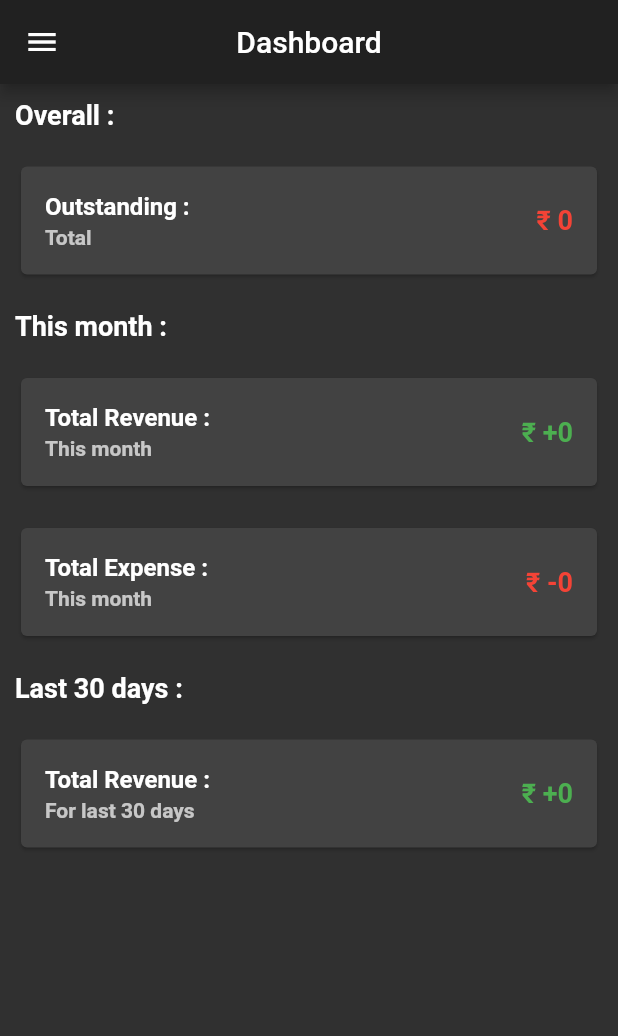
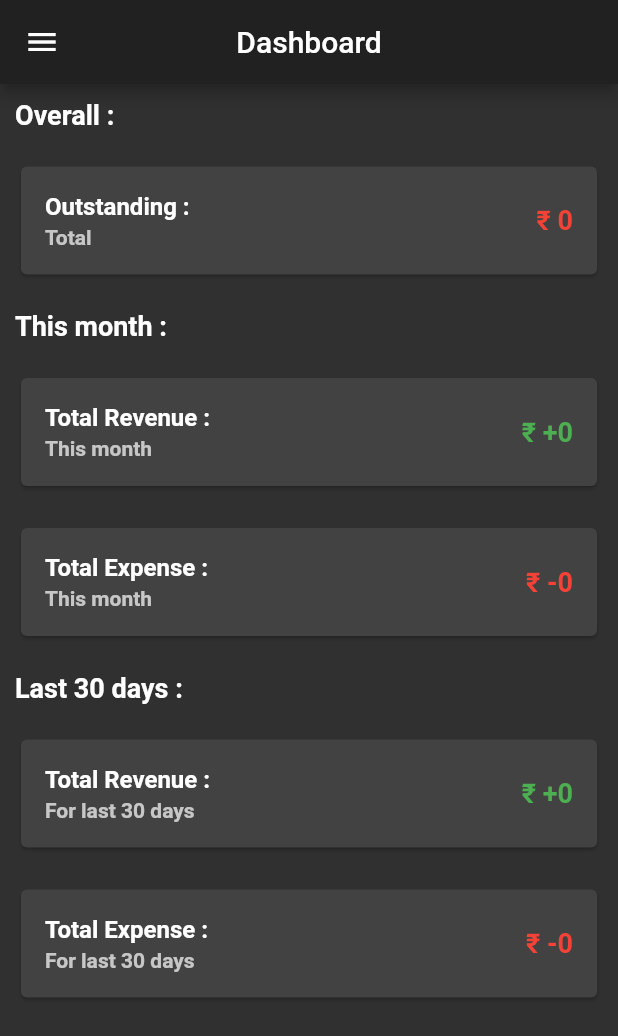
Before and after one commit to devanshu9750/mybusiness, a Flutter app: the screen it shows once a user with an empty profile is signed in, on a phone screen of 412 x 824 dp. Shown: the top 1036 px of the screen. Run offline on Flutter 3.47's test engine with Material 2 defaults, Android fonts, the phone set to English and light mode, and no system bars; drawn by our look-alikes of velocity_x; our stand-ins replace cloud_firestore, firebase_auth, firebase_core, fluttertoast; accounts and stored records are empty.

Commit message:
Added expense for last 30 days in dashboard screen

```diff
--- a/lib/screens/dashboard_side/dashboard_screen.dart
+++ b/lib/screens/dashboard_side/dashboard_screen.dart
@@ -146,6 +146,39 @@ class DashboardScreen extends StatelessWidget {
             },
           ),
         ),
+      ).p(10),
+      Card(
+        child: ListTile(
+          title: "Total Expense :".text.bold.make(),
+          subtitle: "For last 30 days".text.semiBold.make(),
+          trailing: StreamBuilder<QuerySnapshot>(
+            stream:
+                FirebaseFirestore.instance.collection('vendors').snapshots(),
+            builder: (context, snapshot) {
+              if (snapshot.connectionState == ConnectionState.active) {
+                int expense = 0;
+                snapshot.data?.docs.forEach((doc) {
+                  Vendor client = Vendor.fromJson(doc.data(), doc.id);
+                  client.transactions.forEach((transaction) {
+                    if ((transaction['time'] as Timestamp).compareTo(
+                            Timestamp.fromDate(DateTime(DateTime.now().year,
+                                    DateTime.now().month, DateTime.now().day)
+                                .subtract(Duration(days: 30)))) >
+                        0) if (!transaction['credit'])
+                      expense += transaction['amount'] as int;
+                  });
+                });
+                return '₹ -$expense'
+                    .text
+                    .bold
+                    .color(Colors.red)
+                    .size(18)
+                    .make();
+              }
+              return CircularProgressIndicator();
+            },
+          ),
+        ),
       ).p(10)
     ]).scrollVertical();
   }
```
